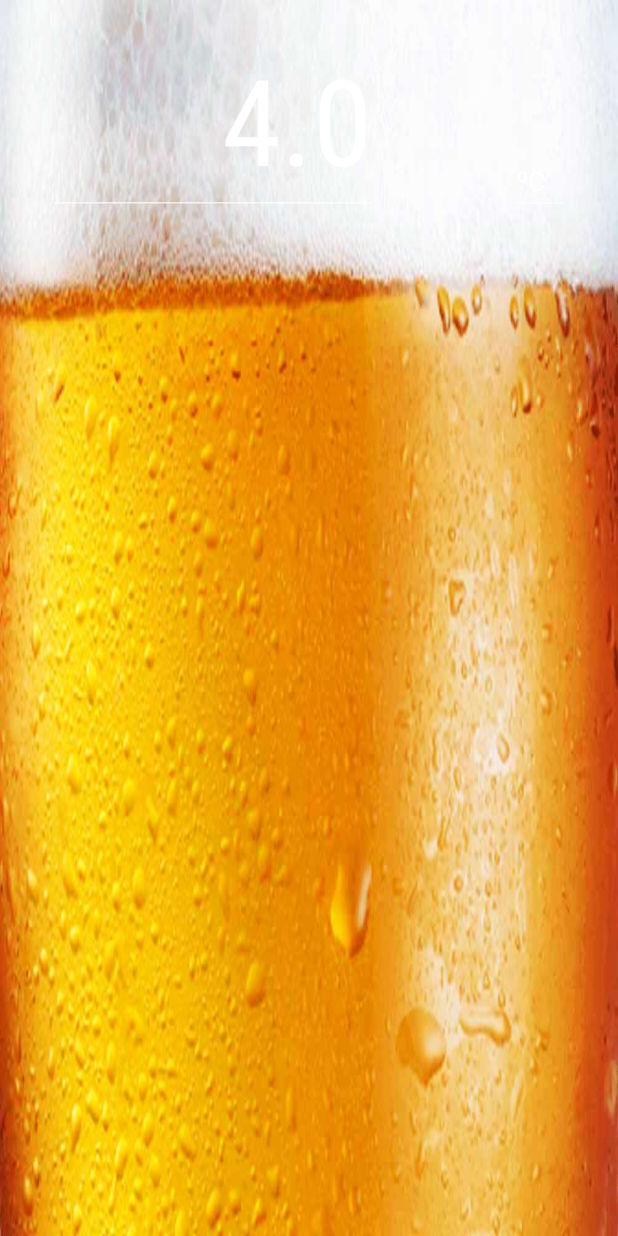
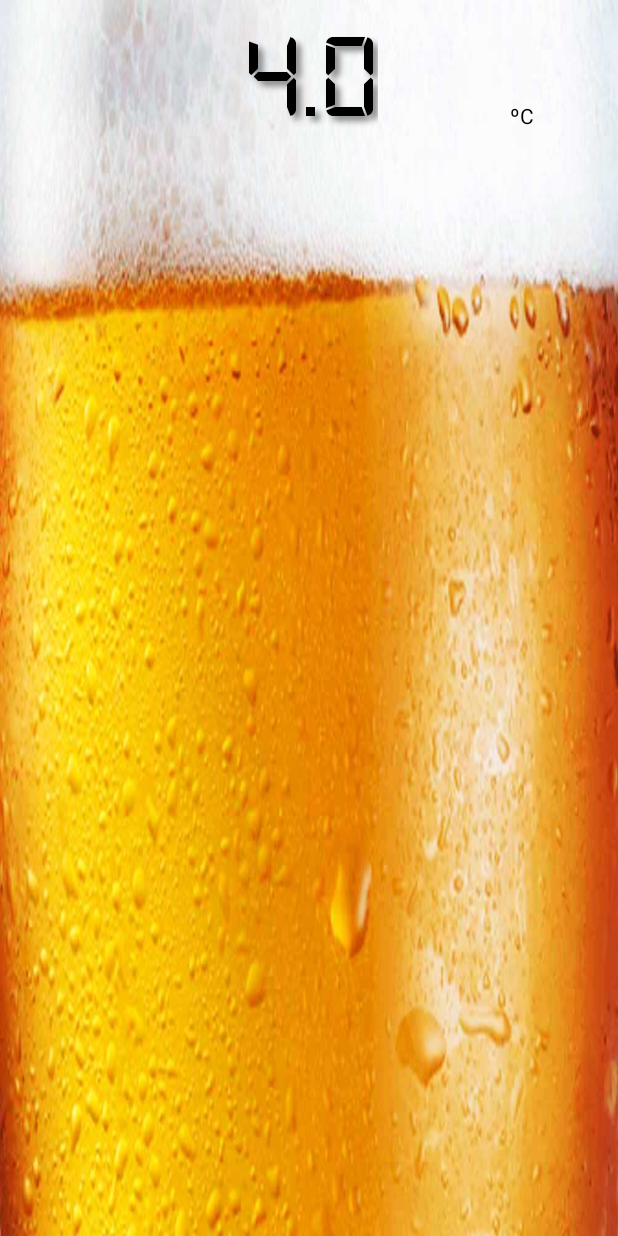
Before and after one commit to robertoconceicao/icebeer, an Android app: the screen it shows after launch (MainActivity), on a phone screen of 412 x 824 dp. Run offline under Robolectric (Android 15) with nearby library versions, the phone set to English and light mode, and no system bars.

Commit message:
Add font digital no projeto

```diff
--- a/app/src/main/java/br/com/projeto/icebeer/MainFragment.java
+++ b/app/src/main/java/br/com/projeto/icebeer/MainFragment.java
@@ -15,9 +15,12 @@
  */
 package br.com.projeto.icebeer;
 
+import android.graphics.Color;
+import android.graphics.Typeface;
 import android.os.Bundle;
 import android.os.Handler;
 import android.support.v4.app.Fragment;
+import android.util.TypedValue;
 import android.view.LayoutInflater;
 import android.view.Menu;
 import android.view.MenuInflater;
@@ -48,6 +51,16 @@ public class MainFragment extends Fragment {
     public void onCreate(Bundle savedInstanceState) {
         super.onCreate(savedInstanceState);
         // Add this line in order for this fragment to handle menu events.
+        /*
+        TextView tx = (TextView) getActivity().findViewById(R.id.txtTemperatura);
+        tx.setText("000");
+        tx.setAllCaps(true);
+        tx.setTextSize(TypedValue.COMPLEX_UNIT_DIP, 45);
+        tx.setShadowLayer(8, 15, 15, Color.GRAY);
+        */
+        //Typeface tf = Typeface.createFromAsset(getActivity().getAssets(), "fonts/digital-7.ttf");
+        //tx.setTypeface(tf);
+
         setHasOptionsMenu(true);
     }
 
@@ -92,6 +105,14 @@ public class MainFragment extends Fragment {
         }
         TextView tx = (TextView) getActivity().findViewById(R.id.txtTemperatura);
         tx.setText(String.valueOf(temperatura));
+        //tx.setText("000");
+        tx.setAllCaps(true);
+        tx.setTextSize(TypedValue.COMPLEX_UNIT_DIP, 45);
+        tx.setShadowLayer(5, 5, 5, Color.GRAY);
+        tx.setTextSize(80);
+
+        Typeface tf = Typeface.createFromAsset(getActivity().getAssets(), "fonts/digital-7.ttf");
+        tx.setTypeface(tf);
     }
 
     @Override
--- a/app/src/main/res/layout/fragment_main.xml
+++ b/app/src/main/res/layout/fragment_main.xml
@@ -16,7 +16,7 @@
         android:paddingLeft="16dp"
         android:paddingRight="16dp">
 
-        <EditText
+        <TextView
             android:id="@+id/txtTemperatura"
             android:layout_width="220dp"
             android:layout_height="wrap_content"
@@ -26,9 +26,9 @@
             android:editable="false"
             android:focusable="false"
             android:fontFamily="sans-serif-condensed"
-            />
+            android:textColor="#000000" />
 
-        <EditText
+        <TextView
             android:id="@+id/txtGrau"
             android:layout_width="40dp"
             android:layout_height="wrap_content"
@@ -37,7 +37,8 @@
             android:layout_alignParentRight="true"
             android:layout_alignParentEnd="true"
             android:editable="false"
-            android:focusable="false"/>
+            android:focusable="false"
+            android:textColor="#000000" />
 
     </RelativeLayout>
 </FrameLayout>
```
Also changed, not shown: app/src/main/assets/fonts/digital-7.ttf (added).
